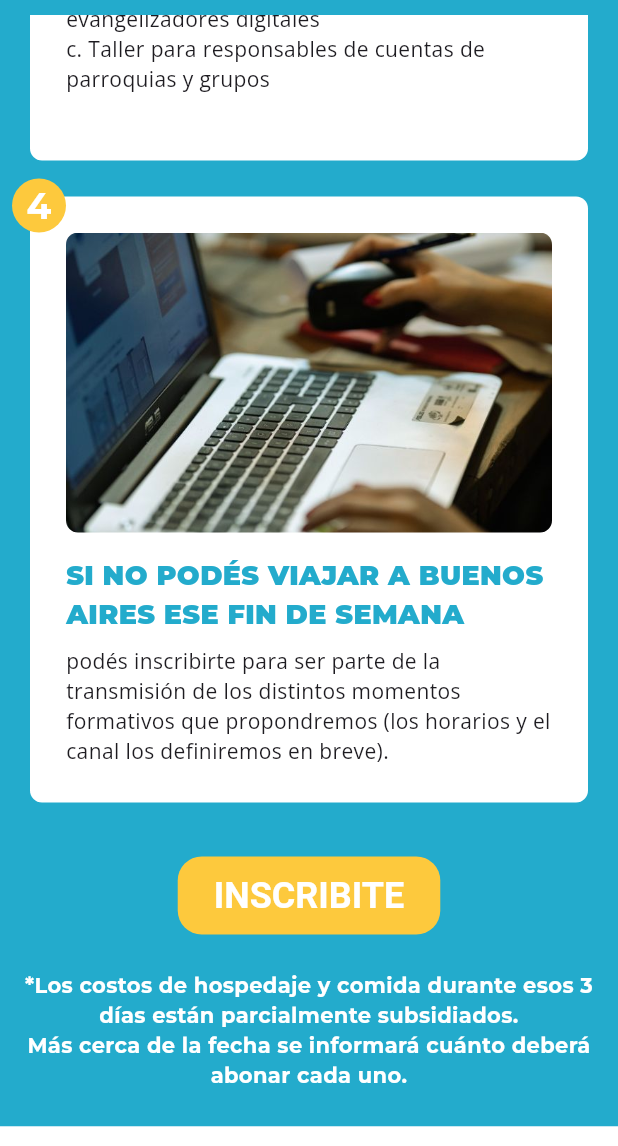
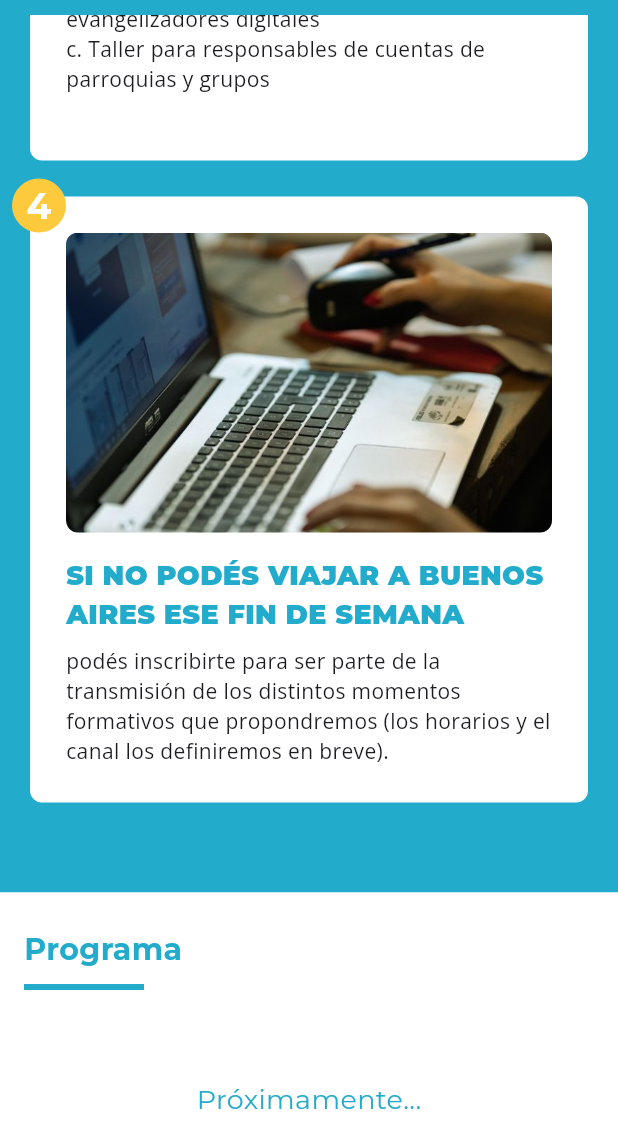
Before and after one commit to goncastrop/ened, a Flutter app: the screen it shows after launch, scrolled down 1728 dp, on a phone screen of 412 x 824 dp, the part 90-1236 px from its top. Run offline on Flutter 3.47's test engine with Material 3 defaults, Android fonts, the light colour scheme and no system bars; our stand-ins replace flutter_widget_from_html, google_fonts; missing offline and left inert: seo.

Commit message:
page update

```diff
--- a/lib/main.dart
+++ b/lib/main.dart
@@ -41,15 +41,8 @@ class MyHomePage extends StatefulWidget {
 
 class _MyHomePageState extends State<MyHomePage> {
   final ScrollController _scrollController = ScrollController();
-  final List<GlobalKey> _sectionKeys = List.generate(6, (_) => GlobalKey());
-  final List<String> _sectionTitles = [
-    'Sobre el evento',
-    'Programa',
-    'Inscripción',
-    'Prensa',
-    'Recursos',
-    'Participantes',
-  ];
+  final List<GlobalKey> _sectionKeys = List.generate(5, (_) => GlobalKey());
+  final List<String> _sectionTitles = ['Sobre el evento', 'Programa', 'Prensa', 'Recursos', 'Participantes'];
   bool _isMenuOpen = false;
 
   void _scrollToSection(int index) {
@@ -191,10 +184,10 @@ class _MyHomePageState extends State<MyHomePage> {
                         child: AboutSectionContent(registrationKey: _sectionKeys[2]),
                       ),
                       Section(key: _sectionKeys[1], title: "Programa", child: ProgramSectionContent()),
-                      Section(key: _sectionKeys[3], title: "Prensa", isDark: true, child: PressSectionContent()),
-                      Section(key: _sectionKeys[4], title: "Recursos", child: ResourcesSectionContent()),
+                      Section(key: _sectionKeys[2], title: "Prensa", isDark: true, child: PressSectionContent()),
+                      Section(key: _sectionKeys[3], title: "Recursos", child: ResourcesSectionContent()),
                       Section(
-                        key: _sectionKeys[5],
+                        key: _sectionKeys[4],
                         title: "Participantes",
                         isDark: true,
                         child: ParticipantsSectionContent(),
--- a/lib/sections/about.dart
+++ b/lib/sections/about.dart
@@ -1,7 +1,6 @@
 import 'package:ened/design_system.dart';
 import 'package:flutter/material.dart';
 import 'package:google_fonts/google_fonts.dart';
-import 'package:url_launcher/url_launcher.dart';
 import 'package:seo/seo.dart';
 
 class AboutCard extends StatelessWidget {
@@ -167,38 +166,6 @@ c. Taller para responsables de cuentas de parroquias y grupos
           number: 4,
         ),
         const SizedBox(height: 32),
-        LayoutBuilder(
-          builder: (context, constraints) {
-            bool isMobile = constraints.maxWidth < 768;
-            return Seo.link(
-              anchor: "Inscribite aquí",
-              href: 'https://forms.gle/h5wGx9QnPT1wrRdp6',
-              child: FilledButton(
-                key: registrationKey,
-                style: FilledButton.styleFrom(
-                  backgroundColor: EnedColors.darkYellow,
-                  foregroundColor: Colors.white,
-                  padding: EdgeInsets.symmetric(horizontal: isMobile ? 24 : 48, vertical: isMobile ? 12 : 16),
-                  textStyle: TextStyle(fontSize: isMobile ? 24 : 40, fontWeight: FontWeight.bold),
-                  shape: RoundedRectangleBorder(borderRadius: BorderRadius.circular(16)),
-                ),
-                onPressed: () => {launchUrl(Uri.parse("https://forms.gle/h5wGx9QnPT1wrRdp6"))},
-                child: Text('INSCRIBITE'),
-              ),
-            );
-          },
-        ),
-        const SizedBox(height: 24),
-        const Text(
-          '*Los costos de hospedaje y comida durante esos 3 días están parcialmente subsidiados.',
-          style: TextStyle(fontSize: 14, color: Colors.white, fontWeight: FontWeight.bold),
-          textAlign: TextAlign.center,
-        ),
-        const Text(
-          'Más cerca de la fecha se informará cuánto deberá abonar cada uno.',
-          style: TextStyle(fontSize: 14, color: Colors.white, fontWeight: FontWeight.bold),
-          textAlign: TextAlign.center,
-        ),
       ],
     );
   }
--- a/lib/sections/participants.dart
+++ b/lib/sections/participants.dart
@@ -1,4 +1,5 @@
 import 'package:flutter/material.dart';
+import 'package:flutter_widget_from_html/flutter_widget_from_html.dart';
 import 'package:seo/seo.dart';
 
 class ParticipantsSectionContent extends StatelessWidget {
@@ -10,7 +11,9 @@ class ParticipantsSectionContent extends StatelessWidget {
         padding: const EdgeInsets.symmetric(vertical: 60.0),
         child: Seo.text(
           text: 'Próximamente...',
-          child: Text('Próximamente...', style: TextStyle(fontSize: 18, color: Colors.white)),
+          child: HtmlWidget('''
+                  <div class="padlet-embed" style="border:1px solid rgba(0,0,0,0.1);border-radius:2px;box-sizing:border-box;overflow:hidden;position:relative;width:100%;background:#F4F4F4"><p style="padding:0;margin:0"><iframe src="https://padlet.com/embed/1b9eg2osgcn8xcvh" frameborder="0" allow="camera;microphone;geolocation;display-capture;clipboard-write" style="width:100%;height:608px;display:block;padding:0;margin:0"></iframe></p><div style="display:flex;align-items:center;justify-content:end;margin:0;height:28px"><a href="https://padlet.com?ref=embed" style="display:block;flex-grow:0;margin:0;border:none;padding:0;text-decoration:none" target="_blank"><div style="display:flex;align-items:center;"><img src="https://padlet.net/embeds/made_with_padlet_2022.png" width="114" height="28" style="padding:0;margin:0;background:0 0;border:none;box-shadow:none" alt="Hecho con Padlet"></div></a></div></div>
+                '''),
         ),
       ),
     );
--- a/pubspec.yaml
+++ b/pubspec.yaml
@@ -16,7 +16,7 @@ publish_to: 'none' # Remove this line if you wish to publish to pub.dev
 # https://developer.apple.com/library/archive/documentation/General/Reference/InfoPlistKeyReference/Articles/CoreFoundationKeys.html
 # In Windows, build-name is used as the major, minor, and patch parts
 # of the product and file versions while build-number is used as the build suffix.
-version: 1.0.0+1
+version: 1.0.0+2
 
 environment:
   sdk: ^3.7.2
@@ -37,6 +37,7 @@ dependencies:
   google_fonts: ^6.3.2
   url_launcher: ^6.3.2
   seo: ^0.0.10
+  flutter_widget_from_html: ^0.17.1
 
 dev_dependencies:
   flutter_test:
```
Also changed, not shown: pubspec.lock, 1 other file.
